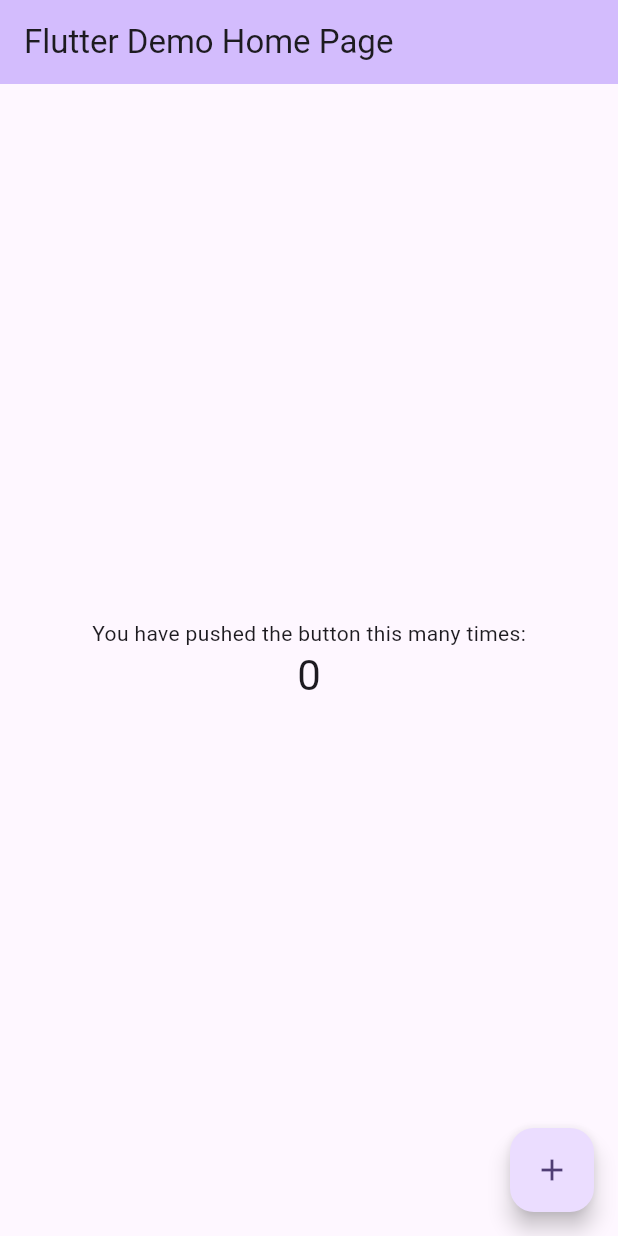
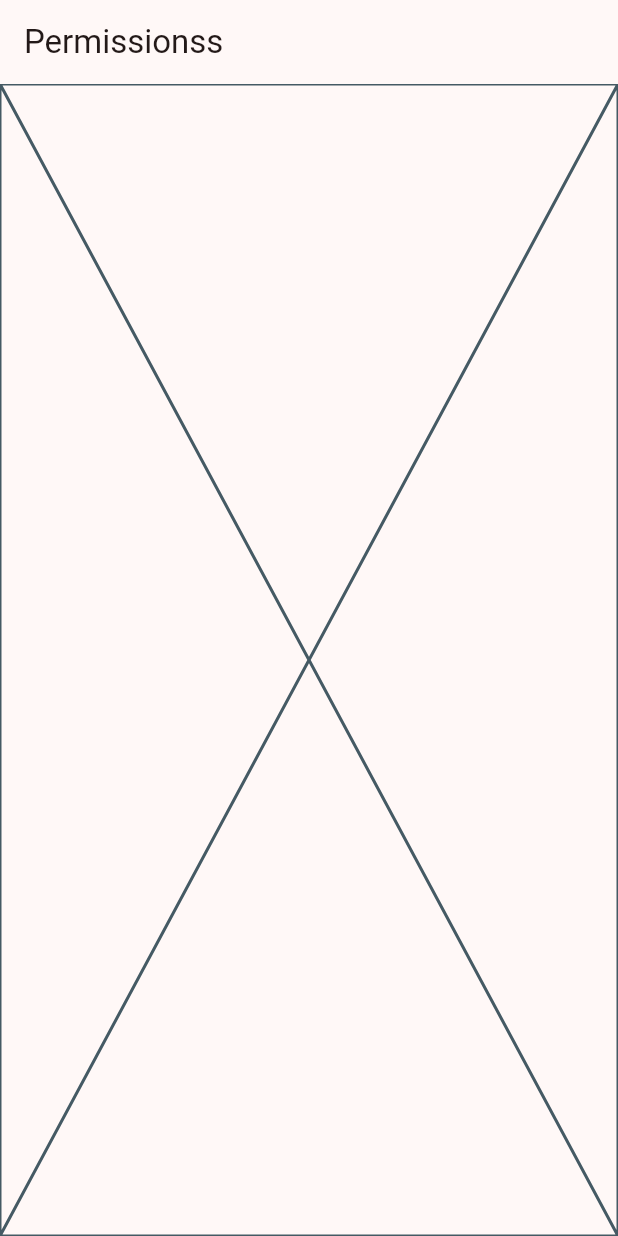
Before and after one commit to eliezerantonio/busines_logic_component_push_notification, a Flutter app: the screen it shows after launch, on a phone screen of 412 x 824 dp. Run offline on Flutter 3.47's test engine with Material 3 defaults, Android fonts, the phone set to English and light mode, and no system bars; our stand-ins replace go_router.

Commit message:
feat: :sparkles: router configs

```diff
--- /dev/null
+++ b/lib/config/router/app_router.dart
@@ -0,0 +1,11 @@
+import 'package:busines_logic_component/presentation/screens/home_screen.dart';
+import 'package:go_router/go_router.dart';
+
+final appRouter = GoRouter(
+  routes: [
+    GoRoute(
+      path: "/",
+      builder: (context, state) => const HomeScreen(),
+    ),
+  ],
+);
--- /dev/null
+++ b/lib/config/theme/app_theme.dart
@@ -0,0 +1,5 @@
+import 'package:flutter/material.dart';
+
+class AppTheme {
+  ThemeData getTheme() => ThemeData(useMaterial3: true, colorSchemeSeed: Colors.red);
+}
--- a/lib/main.dart
+++ b/lib/main.dart
@@ -1,125 +1,19 @@
+import 'package:busines_logic_component/config/router/app_router.dart';
+import 'package:busines_logic_component/config/theme/app_theme.dart';
 import 'package:flutter/material.dart';
 
-void main() {
-  runApp(const MyApp());
-}
+void main() => runApp(const MyApp());
 
 class MyApp extends StatelessWidget {
   const MyApp({super.key});
 
-  // This widget is the root of your application.
   @override
   Widget build(BuildContext context) {
-    return MaterialApp(
-      title: 'Flutter Demo',
-      theme: ThemeData(
-        // This is the theme of your application.
-        //
-        // TRY THIS: Try running your application with "flutter run". You'll see
-        // the application has a purple toolbar. Then, without quitting the app,
-        // try changing the seedColor in the colorScheme below to Colors.green
-        // and then invoke "hot reload" (save your changes or press the "hot
-        // reload" button in a Flutter-supported IDE, or press "r" if you used
-        // the command line to start the app).
-        //
-        // Notice that the counter didn't reset back to zero; the application
-        // state is not lost during the reload. To reset the state, use hot
-        // restart instead.
-        //
-        // This works for code too, not just values: Most code changes can be
-        // tested with just a hot reload.
-        colorScheme: ColorScheme.fromSeed(seedColor: Colors.deepPurple),
-        useMaterial3: true,
-      ),
-      home: const MyHomePage(title: 'Flutter Demo Home Page'),
+    return MaterialApp.router(
+      routerConfig: appRouter,
+      title: 'Material App',
+      debugShowCheckedModeBanner: false,
+      theme: AppTheme().getTheme(),
     );
   }
 }
-
-class MyHomePage extends StatefulWidget {
-  const MyHomePage({super.key, required this.title});
-
-  // This widget is the home page of your application. It is stateful, meaning
-  // that it has a State object (defined below) that contains fields that affect
-  // how it looks.
-
-  // This class is the configuration for the state. It holds the values (in this
-  // case the title) provided by the parent (in this case the App widget) and
-  // used by the build method of the State. Fields in a Widget subclass are
-  // always marked "final".
-
-  final String title;
-
-  @override
-  State<MyHomePage> createState() => _MyHomePageState();
-}
-
-class _MyHomePageState extends State<MyHomePage> {
-  int _counter = 0;
-
-  void _incrementCounter() {
-    setState(() {
-      // This call to setState tells the Flutter framework that something has
-      // changed in this State, which causes it to rerun the build method below
-      // so that the display can reflect the updated values. If we changed
-      // _counter without calling setState(), then the build method would not be
-      // called again, and so nothing would appear to happen.
-      _counter++;
-    });
-  }
-
-  @override
-  Widget build(BuildContext context) {
-    // This method is rerun every time setState is called, for instance as done
-    // by the _incrementCounter method above.
-    //
-    // The Flutter framework has been optimized to make rerunning build methods
-    // fast, so that you can just rebuild anything that needs updating rather
-    // than having to individually change instances of widgets.
-    return Scaffold(
-      appBar: AppBar(
-        // TRY THIS: Try changing the color here to a specific color (to
-        // Colors.amber, perhaps?) and trigger a hot reload to see the AppBar
-        // change color while the other colors stay the same.
-        backgroundColor: Theme.of(context).colorScheme.inversePrimary,
-        // Here we take the value from the MyHomePage object that was created by
-        // the App.build method, and use it to set our appbar title.
-        title: Text(widget.title),
-      ),
-      body: Center(
-        // Center is a layout widget. It takes a single child and positions it
-        // in the middle of the parent.
-        child: Column(
-          // Column is also a layout widget. It takes a list of children and
-          // arranges them vertically. By default, it sizes itself to fit its
-          // children horizontally, and tries to be as tall as its parent.
-          //
-          // Column has various properties to control how it sizes itself and
-          // how it positions its children. Here we use mainAxisAlignment to
-          // center the children vertically; the main axis here is the vertical
-          // axis because Columns are vertical (the cross axis would be
-          // horizontal).
-          //
-          // TRY THIS: Invoke "debug painting" (choose the "Toggle Debug Paint"
-          // action in the IDE, or press "p" in the console), to see the
-          // wireframe for each widget.
-          mainAxisAlignment: MainAxisAlignment.center,
-          children: <Widget>[
-            const Text(
-              'You have pushed the button this many times:',
-            ),
-            Text(
-              '$_counter',
-              style: Theme.of(context).textTheme.headlineMedium,
-            ),
-          ],
-        ),
-      ),
-      floatingActionButton: FloatingActionButton(
-        onPressed: _incrementCounter,
-        tooltip: 'Increment',
-        child: const Icon(Icons.add),
-      ), // This trailing comma makes auto-formatting nicer for build methods.
-    );
-  }
-}
--- /dev/null
+++ b/lib/presentation/screens/home_screen.dart
@@ -0,0 +1,15 @@
+import 'package:flutter/material.dart';
+
+class HomeScreen extends StatelessWidget {
+  const HomeScreen({super.key});
+
+  @override
+  Widget build(BuildContext context) {
+    return Scaffold(
+      appBar: AppBar(
+        title: const Text("Permissionss"),
+      ),
+      body: const Placeholder(),
+    );
+  }
+}
```
